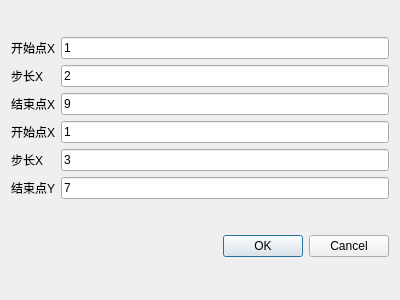
The window that plugins_src/ddjg2/pointgeneratorbygrid.ui (zephyrrr/Camotics_modbus) describes before a commit, drawn with Qt 5.
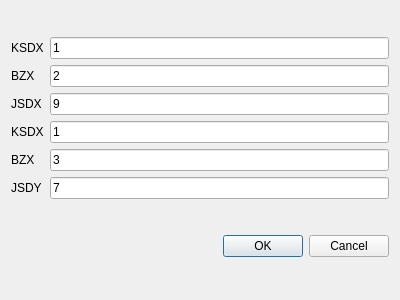
The same window after the commit.

Patch:
```diff
--- a/plugins_src/ddjg2/pointgeneratorbygrid.ui
+++ b/plugins_src/ddjg2/pointgeneratorbygrid.ui
@@ -16,42 +16,42 @@
      <item row="5" column="0">
       <widget class="QLabel" name="label_5">
        <property name="text">
-        <string>结束点Y</string>
+        <string>JSDY</string>
        </property>
       </widget>
      </item>
      <item row="0" column="0">
       <widget class="QLabel" name="label_1">
        <property name="text">
-        <string>开始点X</string>
+        <string>KSDX</string>
        </property>
       </widget>
      </item>
      <item row="2" column="0">
       <widget class="QLabel" name="label_3">
        <property name="text">
-        <string>结束点X</string>
+        <string>JSDX</string>
        </property>
       </widget>
      </item>
      <item row="3" column="0">
       <widget class="QLabel" name="label_4">
        <property name="text">
-        <string>开始点X</string>
+        <string>KSDX</string>
        </property>
       </widget>
      </item>
      <item row="1" column="0">
       <widget class="QLabel" name="label_2">
        <property name="text">
-        <string>步长X</string>
+        <string>BZX</string>
        </property>
       </widget>
      </item>
      <item row="4" column="0">
       <widget class="QLabel" name="label_6">
        <property name="text">
-        <string>步长X</string>
+        <string>BZX</string>
        </property>
       </widget>
      </item>
```
Left out of the diff: 5 changed lines with no effect on the pictures.
